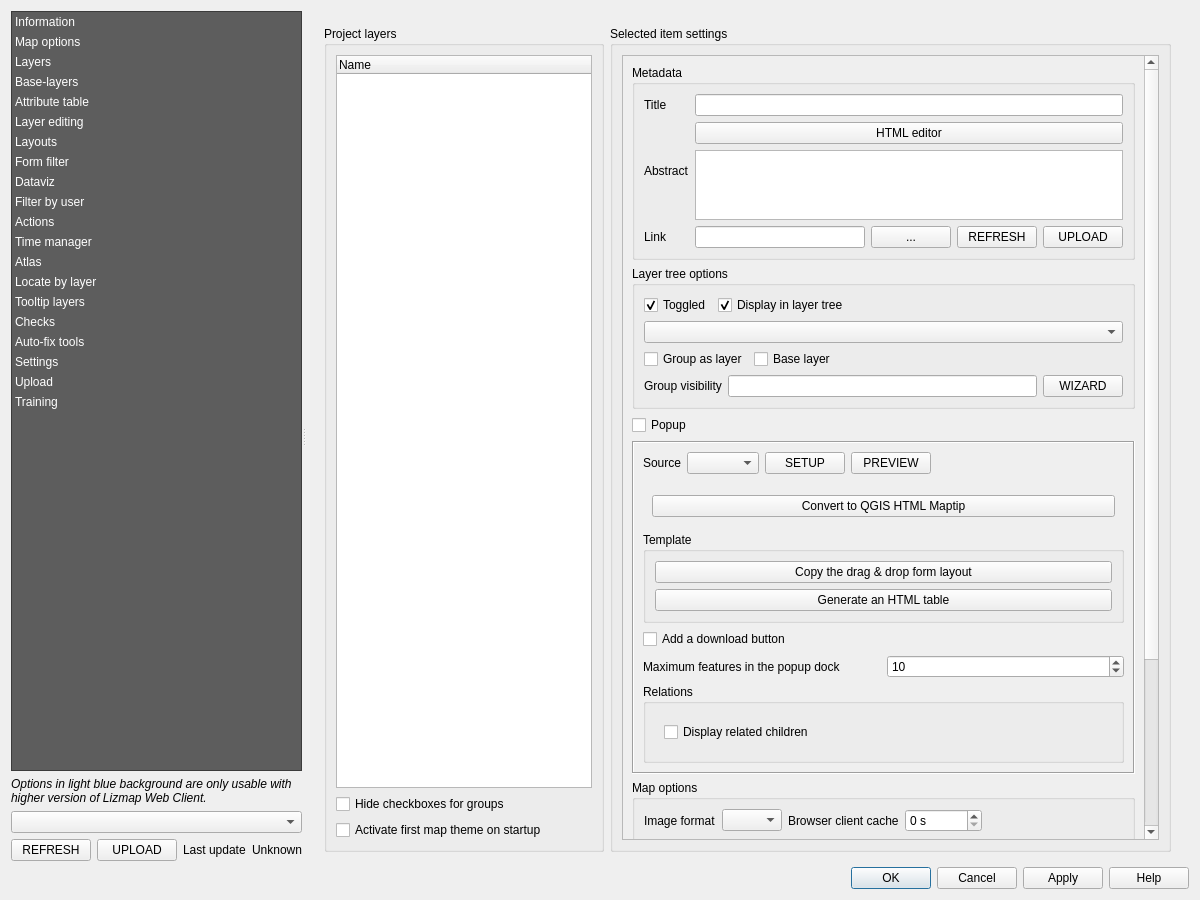
Above: launcher/portable_profile/profiles/portable/python/plugins/lizmap/resources/ui/ui_lizmap.ui from yamamoto-ryuzo/yr-qgis-launcher before the change. Below: the same form after it.
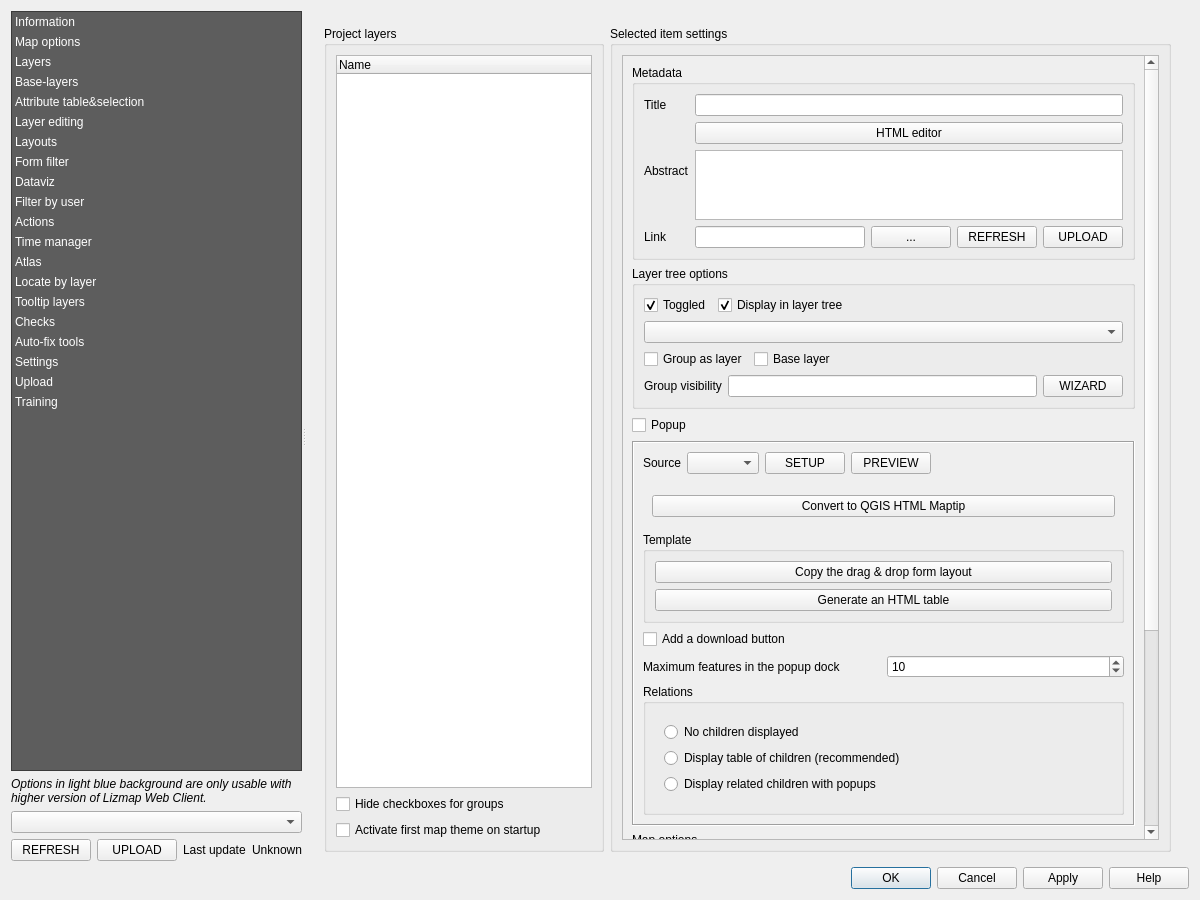
That is the form after the change. The open tabs and pages were chosen to show the change. Custom widgets are drawn as their Qt base class.

The edit to the form file:
```diff
--- a/launcher/portable_profile/profiles/portable/python/plugins/lizmap/resources/ui/ui_lizmap.ui
+++ b/launcher/portable_profile/profiles/portable/python/plugins/lizmap/resources/ui/ui_lizmap.ui
@@ -120,7 +120,7 @@
          </item>
          <item>
           <property name="text">
-           <string>Attribute table</string>
+           <string>Attribute table&amp;selection</string>
           </property>
          </item>
          <item>
@@ -1961,21 +1961,28 @@
                               <widget class="QWidget" name="page_display_relation">
                                <layout class="QVBoxLayout" name="verticalLayout_55">
                                 <item>
-                                 <layout class="QHBoxLayout" name="horizontalLayout_36">
+                                 <widget class="QRadioButton" name="children_no_display">
+                                  <property name="text">
+                                   <string>No children displayed</string>
+                                  </property>
+                                 </widget>
+                                </item>
                                   <item>
-                                   <widget class="QCheckBox" name="cbPopupDisplayChildren">
+                                 <widget class="QRadioButton" name="children_lizmap_features_table">
+                                  <property name="text">
+                                   <string>Display table of children (recommended)</string>
+                                  </property>
+                                 </widget>
+                                </item>
+                                <item>
+                                 <widget class="QRadioButton" name="popup_display_children">
                                     <property name="toolTip">
                                      <string>When checked, Lizmap will show children data under each parent popup. You should activate popup for parent and child layers.</string>
                                     </property>
-                                    <property name="styleSheet">
-                                     <string notr="true"/>
-                                    </property>
                                     <property name="text">
-                                     <string>Display related children</string>
-                                    </property>
-                                   </widget>
-                                  </item>
-                                 </layout>
+                                   <string>Display related children with popups</string>
+                                  </property>
+                                 </widget>
                                 </item>
                                </layout>
                               </widget>
```
Left out of the diff: 11 changed lines with no effect on the pictures. Lines whose indentation alone changed are shown as unchanged.
